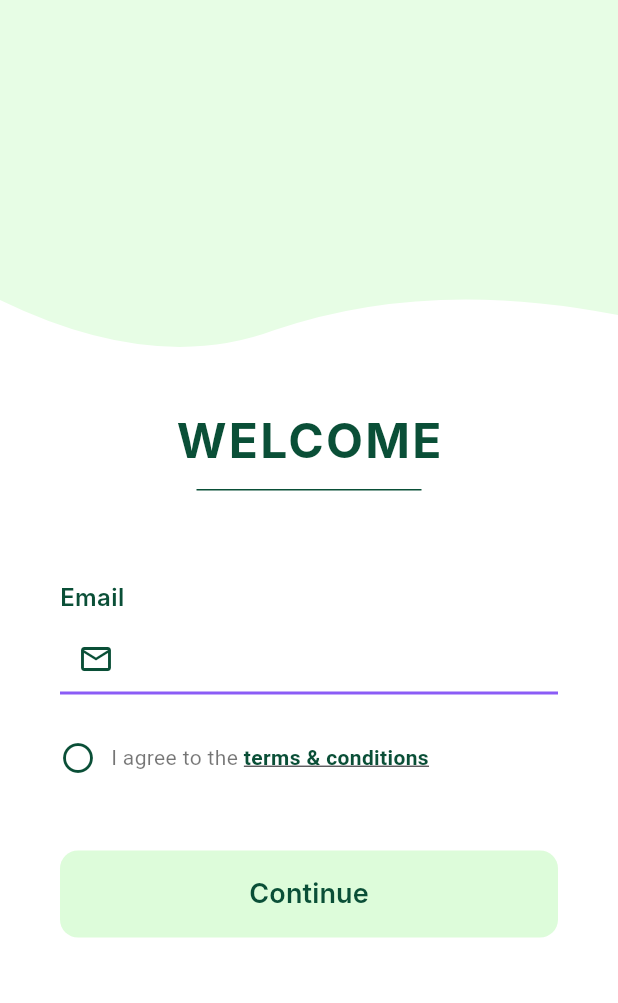
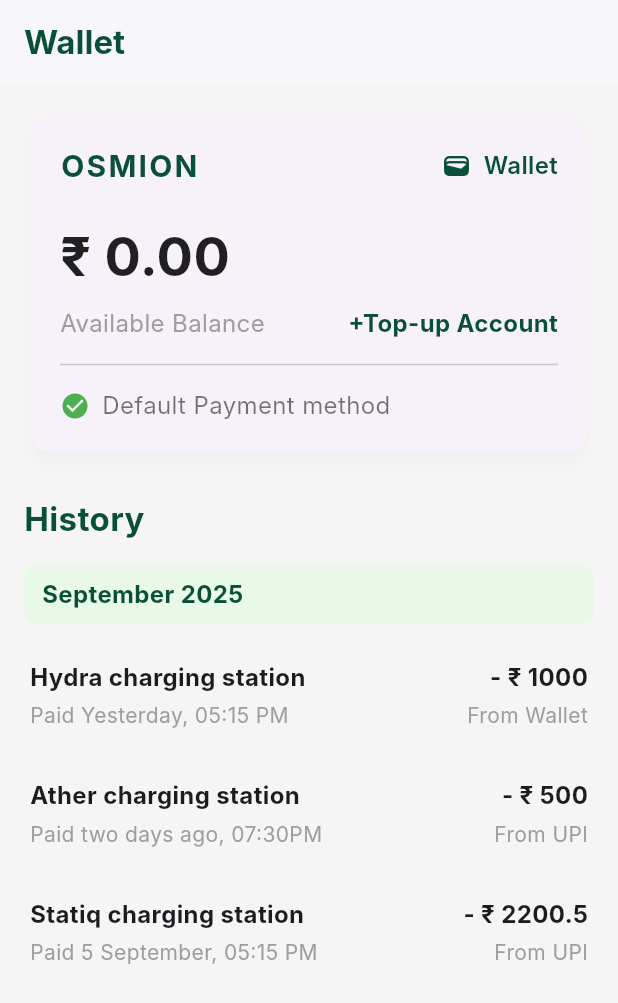
Before and after one commit to Aathisivansk/Osmion_EV, a Flutter app: the screen it shows after launch, on a phone screen of 412 x 824 dp. Shown: the top 1003 px of the screen. Run offline on Flutter 3.47's test engine with Material 3 defaults, Android fonts, the phone set to English and light mode, and no system bars; Roboto replaces fonts that are missing (Inter).

Commit message:
wallet is added.

```diff
--- a/lib/main.dart
+++ b/lib/main.dart
@@ -1,25 +1,26 @@
 import 'package:flutter/material.dart';
-import 'login.dart'; // Make sure this file exists in the lib folder';
+import 'wallet.dart'; // Import the wallet page file
 
 void main() {
   runApp(const MyApp());
 }
 
 class MyApp extends StatelessWidget {
-  // Updated to use a super parameter for the key.
   const MyApp({super.key});
 
   @override
   Widget build(BuildContext context) {
     return MaterialApp(
+      // This title is for the app itself, not visible on the page
+      title: 'Osmion Wallet',
+      // This removes the "debug" banner from the top right
       debugShowCheckedModeBanner: false,
-      title: 'Flutter Login UI',
       theme: ThemeData(
-        primarySwatch: Colors.green,
-        fontFamily: 'Inter',
+        fontFamily: 'Inter', // Optional: sets a default font
       ),
-      // Corrected to use the actual class name: LoginScreen
-      home: const LoginScreen(),
+      // This is the most important line:
+      // It sets your WalletPage as the first and only screen.
+      home: WalletPage(),
     );
   }
 }
--- /dev/null
+++ b/lib/package.flutter/material.dart
@@ -0,0 +1 @@
+// TODO Implement this library.
--- /dev/null
+++ b/lib/package.flutter/services.dart
@@ -0,0 +1 @@
+// TODO Implement this library.
--- /dev/null
+++ b/lib/wallet.dart
@@ -0,0 +1,363 @@
+import 'package:flutter/material.dart';
+import 'package:flutter/services.dart';
+
+class WalletPage extends StatelessWidget {
+  const WalletPage({super.key});
+
+  // --- NEW: Function to show the top-up dialog ---
+  void _showTopUpDialog(BuildContext context) {
+    showDialog(
+      context: context,
+      builder: (BuildContext context) {
+        // We use a StatefulWidget here to manage the selected UPI app and amount
+        return const _TopUpDialog();
+      },
+    );
+  }
+
+  @override
+  Widget build(BuildContext context) {
+    const Color primaryTextColor = Color(0xFF0A4F37);
+    const Color secondaryColor = Color(0xFFDDFCDA);
+    const Color lightGreyColor = Color(0xFFF5F5F5);
+
+    return Scaffold(
+      backgroundColor: lightGreyColor,
+      appBar: AppBar(
+        title: const Text(
+          'Wallet',
+          style: TextStyle(color: primaryTextColor, fontWeight: FontWeight.bold),
+        ),
+        backgroundColor: Colors.white,
+        elevation: 1,
+        iconTheme: const IconThemeData(color: primaryTextColor),
+      ),
+      body: ListView(
+        padding: const EdgeInsets.all(16.0),
+        children: [
+          _buildBalanceCard(primaryTextColor, context),
+          const SizedBox(height: 24),
+          const Text(
+            'History',
+            style: TextStyle(
+              fontSize: 22,
+              fontWeight: FontWeight.bold,
+              color: primaryTextColor,
+            ),
+          ),
+          const SizedBox(height: 16),
+          _buildHistorySection(secondaryColor, primaryTextColor),
+        ],
+      ),
+    );
+  }
+
+  // Widget for the top balance card
+  Widget _buildBalanceCard(Color primaryTextColor, BuildContext context) {
+    return Card(
+      elevation: 4,
+      // ignore: deprecated_member_use
+      shadowColor: Colors.black.withOpacity(0.1),
+      shape: RoundedRectangleBorder(borderRadius: BorderRadius.circular(16)),
+      child: Padding(
+        padding: const EdgeInsets.all(20.0),
+        child: Column(
+          crossAxisAlignment: CrossAxisAlignment.start,
+          children: [
+            Row(
+              mainAxisAlignment: MainAxisAlignment.spaceBetween,
+              children: [
+                Text(
+                  'OSMION',
+                  style: TextStyle(
+                    fontSize: 20,
+                    fontWeight: FontWeight.bold,
+                    color: primaryTextColor,
+                    letterSpacing: 1.5,
+                  ),
+                ),
+                Row(
+                  children: [
+                    Icon(Icons.wallet, color: primaryTextColor, size: 20),
+                    const SizedBox(width: 8),
+                    Text(
+                      'Wallet',
+                      style: TextStyle(
+                        fontSize: 16,
+                        fontWeight: FontWeight.w600,
+                        color: primaryTextColor,
+                      ),
+                    ),
+                  ],
+                )
+              ],
+            ),
+            const SizedBox(height: 20),
+            const Text(
+              '₹ 0.00',
+              style: TextStyle(
+                fontSize: 36,
+                fontWeight: FontWeight.bold,
+                color: Colors.black87,
+              ),
+            ),
+            const SizedBox(height: 8),
+            Row(
+              mainAxisAlignment: MainAxisAlignment.spaceBetween,
+              children: [
+                const Text(
+                  'Available Balance',
+                  style: TextStyle(color: Colors.grey, fontSize: 16),
+                ),
+                // --- MODIFIED: Made this button interactive ---
+                InkWell(
+                  onTap: () => _showTopUpDialog(context),
+                  child: Text(
+                    '+Top-up Account',
+                    style: TextStyle(
+                      color: primaryTextColor,
+                      fontSize: 16,
+                      fontWeight: FontWeight.bold,
+                    ),
+                  ),
+                ),
+              ],
+            ),
+            const Divider(height: 32),
+            Row(
+              children: [
+                Icon(Icons.check_circle, color: Colors.green, size: 20),
+                const SizedBox(width: 8),
+                const Text(
+                  'Default Payment method',
+                  style: TextStyle(fontSize: 16, color: Colors.black54),
+                ),
+              ],
+            ),
+          ],
+        ),
+      ),
+    );
+  }
+
+  // Widget for the transaction history section
+  Widget _buildHistorySection(Color secondaryColor, Color primaryTextColor) {
+    // ... (History section remains the same)
+    return Column(
+      crossAxisAlignment: CrossAxisAlignment.start,
+      children: [
+        Container(
+          width: double.infinity,
+          padding: const EdgeInsets.symmetric(vertical: 8, horizontal: 12),
+          decoration: BoxDecoration(
+            // ignore: deprecated_member_use
+            color: secondaryColor.withOpacity(0.5),
+            borderRadius: BorderRadius.circular(8),
+          ),
+          child: Text(
+            'September 2025',
+            style: TextStyle(
+              fontSize: 16,
+              fontWeight: FontWeight.bold,
+              color: primaryTextColor,
+            ),
+          ),
+        ),
+        const SizedBox(height: 8),
+        _buildTransactionItem(
+          station: 'Hydra charging station',
+          date: 'Paid Yesterday, 05:15 PM',
+          amount: '- ₹ 1000',
+          method: 'From Wallet',
+        ),
+        _buildTransactionItem(
+          station: 'Ather charging station',
+          date: 'Paid two days ago, 07:30PM',
+          amount: '- ₹ 500',
+          method: 'From UPI',
+        ),
+        _buildTransactionItem(
+          station: 'Statiq charging station',
+          date: 'Paid 5 September, 05:15 PM',
+          amount: '- ₹ 2200.5',
+          method: 'From UPI',
+        ),
+      ],
+    );
+  }
+
+  // Helper widget for a single transaction item
+  Widget _buildTransactionItem({
+    required String station,
+    required String date,
+    required String amount,
+    required String method,
+  }) {
+    // ... (Transaction item remains the same)
+    return Card(
+      elevation: 0,
+      color: Colors.transparent,
+      child: Padding(
+        padding: const EdgeInsets.symmetric(vertical: 12.0),
+        child: Row(
+          mainAxisAlignment: MainAxisAlignment.spaceBetween,
+          children: [
+            Column(
+              crossAxisAlignment: CrossAxisAlignment.start,
+              children: [
+                Text(
+                  station,
+                  style: const TextStyle(
+                    fontSize: 16,
+                    fontWeight: FontWeight.bold,
+                  ),
+                ),
+                const SizedBox(height: 4),
+                Text(
+                  date,
+                  style: const TextStyle(color: Colors.grey, fontSize: 14),
+                ),
+              ],
+            ),
+            Column(
+              crossAxisAlignment: CrossAxisAlignment.end,
+              children: [
+                Text(
+                  amount,
+                  style: const TextStyle(
+                    fontSize: 16,
+                    fontWeight: FontWeight.bold,
+                  ),
+                ),
+                const SizedBox(height: 4),
+                Text(
+                  method,
+                  style: const TextStyle(color: Colors.grey, fontSize: 14),
+                ),
+              ],
+            ),
+          ],
+        ),
+      ),
+    );
+  }
+}
+
+
+// --- NEW: A StatefulWidget for the Dialog Box ---
+class _TopUpDialog extends StatefulWidget {
+  const _TopUpDialog();
+
+  @override
+  __TopUpDialogState createState() => __TopUpDialogState();
+}
+
+class __TopUpDialogState extends State<_TopUpDialog> {
+  final _amountController = TextEditingController();
+  String? _selectedUpiApp;
+
+  // This is where you would trigger the UPI payment
+  void _proceedToPayment() {
+    if (_amountController.text.isEmpty || _selectedUpiApp == null) {
+      ScaffoldMessenger.of(context).showSnackBar(
+        const SnackBar(content: Text('Please enter an amount and select a UPI app.')),
+      );
+      return;
+    }
+
+    //
+    // --- UPI PAYMENT LOGIC GOES HERE ---
+    // Example using a package like 'upi_india':
+    //
+    // final UpiIndia upiIndia = UpiIndia();
+    // upiIndia.startTransaction(
+    //   app: _selectedUpiApp == 'GPay' ? UpiApp.googlePay : (_selectedUpiApp == 'Paytm' ? UpiApp.paytm : UpiApp.phonePe),
+    //   receiverUpiId: "your-upi-id@okhdfcbank",
+    //   receiverName: 'Osmion EV',
+    //   transactionRefId: 'TestingUpiIndiaPlugin',
+    //   transactionNote: 'Wallet Top-up',
+    //   amount: double.parse(_amountController.text),
+    // ).then((response) {
+    //    // Handle the response from the UPI app
+    //    Navigator.of(context).pop(); // Close the dialog
+    // }).catchError((error) {
+    //    // Handle errors
+    // });
+
+    print('Proceeding with amount: ${_amountController.text} via $_selectedUpiApp');
+    Navigator.of(context).pop();
+  }
+
+  @override
+  Widget build(BuildContext context) {
+    const Color primaryTextColor = Color(0xFF0A4F37);
+    const Color secondaryColor = Color(0xFFDDFCDA);
+
+    return AlertDialog(
+      title: const Text('Top-up Wallet', style: TextStyle(color: primaryTextColor)),
+      content: Column(
+        mainAxisSize: MainAxisSize.min,
+        children: [
+          TextField(
+            controller: _amountController,
+            keyboardType: const TextInputType.numberWithOptions(decimal: true),
+            inputFormatters: [FilteringTextInputFormatter.allow(RegExp(r'^\d+\.?\d{0,2}'))],
+            decoration: const InputDecoration(
+              labelText: 'Enter Amount',
+              prefixText: '₹ ',
+            ),
+          ),
+          const SizedBox(height: 20),
+          const Text('Select UPI App', style: TextStyle(fontWeight: FontWeight.bold)),
+          const SizedBox(height: 10),
+          Row(
+            mainAxisAlignment: MainAxisAlignment.spaceEvenly,
+            children: [
+              _buildUpiOption('GPay', 'assets/gpay.png'),
+              _buildUpiOption('Paytm', 'assets/paytm.png'),
+              _buildUpiOption('PhonePe', 'assets/phonepe.png'),
+            ],
+          ),
+        ],
+      ),
+      actions: [
+        TextButton(
+          onPressed: () => Navigator.of(context).pop(),
+          child: const Text('Cancel'),
+        ),
+        ElevatedButton(
+          onPressed: _proceedToPayment,
+          style: ElevatedButton.styleFrom(
+            backgroundColor: secondaryColor,
+            foregroundColor: primaryTextColor,
+          ),
+          child: const Text('Proceed'),
+        ),
+      ],
+    );
+  }
+
+  Widget _buildUpiOption(String appName, String assetPath) {
+    final bool isSelected = _selectedUpiApp == appName;
+    return GestureDetector(
+      onTap: () {
+        setState(() {
+          _selectedUpiApp = appName;
+        });
+      },
+      child: Container(
+        padding: const EdgeInsets.all(8),
+        decoration: BoxDecoration(
+          borderRadius: BorderRadius.circular(8),
+          border: Border.all(
+            color: isSelected ? Theme.of(context).primaryColor : Colors.grey,
+            width: isSelected ? 2 : 1,
+          ),
+        ),
+        // NOTE: You would need to add image assets for these logos,
+        // for now, we'll just use text.
+        child: Text(appName, style: TextStyle(fontWeight: isSelected ? FontWeight.bold : FontWeight.normal)),
+      ),
+    );
+  }
+}
--- a/pubspec.yaml
+++ b/pubspec.yaml
@@ -10,6 +10,7 @@ dependencies:
   flutter:
     sdk: flutter
   http: ^1.0.0
+  intl: ^0.20.2
 
 dev_dependencies:
   flutter_test:
```
Also changed, not shown: pubspec.lock.
